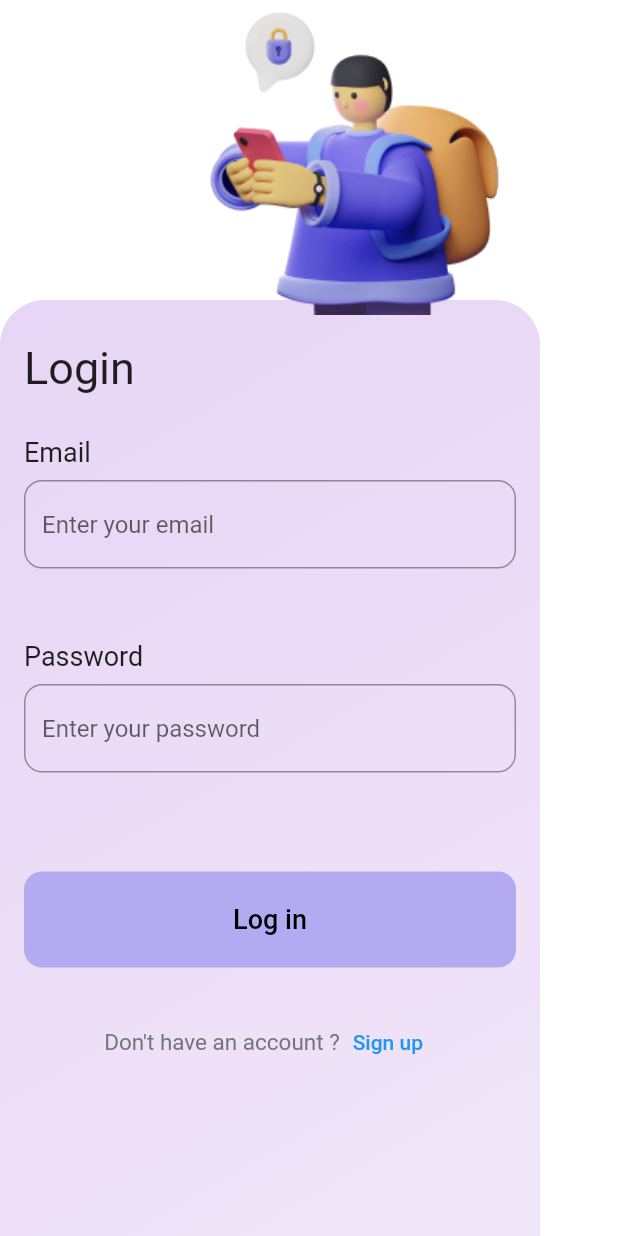
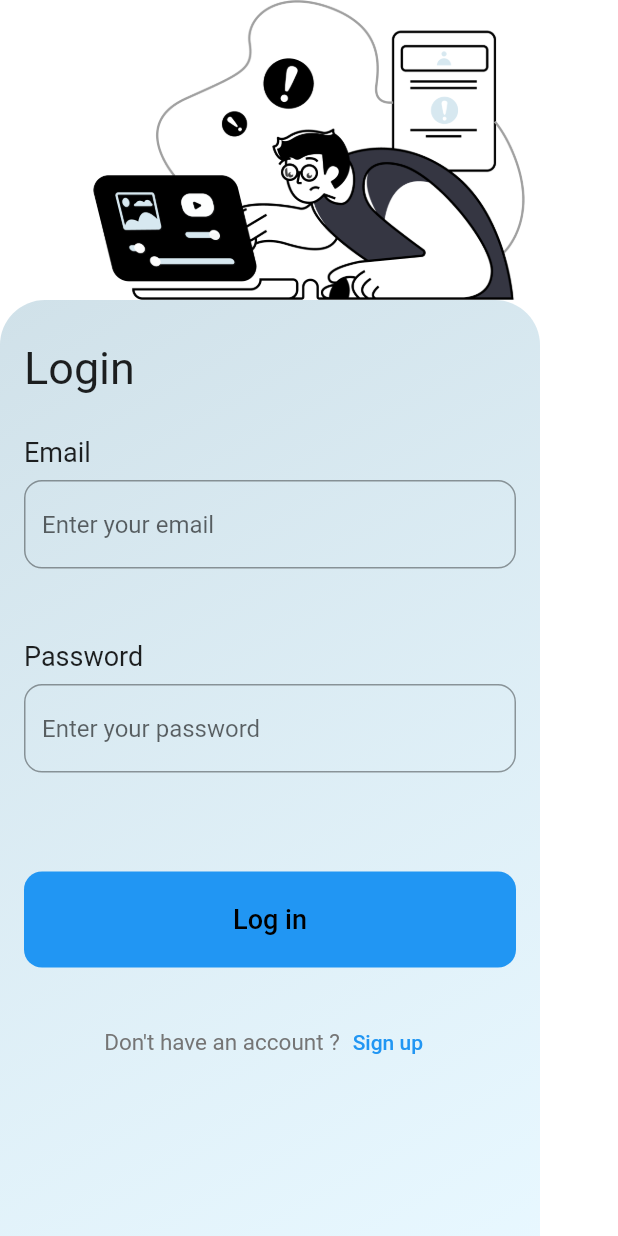
Before and after one commit to kareem2002-k/ClassMate, a Flutter app: the screen it shows after launch, on a phone screen of 412 x 824 dp. Run offline on Flutter 3.47's test engine with Material 2 defaults, Android fonts, the phone set to English and light mode, and no system bars; our stand-ins replace cloud_firestore, firebase_auth, firebase_core; accounts and stored records are empty.

Commit message:
login ui changes

```diff
--- a/lib/pages/LoginPage.dart
+++ b/lib/pages/LoginPage.dart
@@ -33,12 +33,12 @@ class _LoginPageState extends State<LoginPage> {
             Positioned(
               top: 0,
               right: 0,
-              left: 80, // Position at the top-right corner
+              left: 0, // Position at the top-right corner
               child: Container(
                 width: 210, // Adjust the width as needed
-                height: 210, // Adjust the height as needed
+                height: 200, // Adjust the height as needed
                 child: const Image(
-                  image: AssetImage('assets/images/Illustration.png'),
+                  image: AssetImage('assets/images/support, technology, error _ deadline, stress, man, customer service.png'),
                 ),
               ),
             ),
@@ -56,8 +56,8 @@ class _LoginPageState extends State<LoginPage> {
                     begin: Alignment.topLeft,
                     end: Alignment.bottomRight,
                     colors: [
-                      Color(0x50B379DF), // Start color (with opacity)
-                      Color(0x30B379DF), // End color (with opacity)
+                      Color(0x6082AFC4), // Start color (with opacity)
+                      Color(0x50B4E7FF), // End color (with opacity)
                     ],
                   ),
                 ),
@@ -123,7 +123,7 @@ class _LoginPageState extends State<LoginPage> {
                           child: Container(
                             padding: const EdgeInsets.all(8.0),
                             decoration: BoxDecoration(
-                              color: signup,
+                              color: Colors.blue,
                               borderRadius: BorderRadius.circular(12.0),
                             ),
                             child: MaterialButton(
```
Also changed, not shown: assets/images/support, technology, error _ deadline, stress, man, customer service.png (added).
